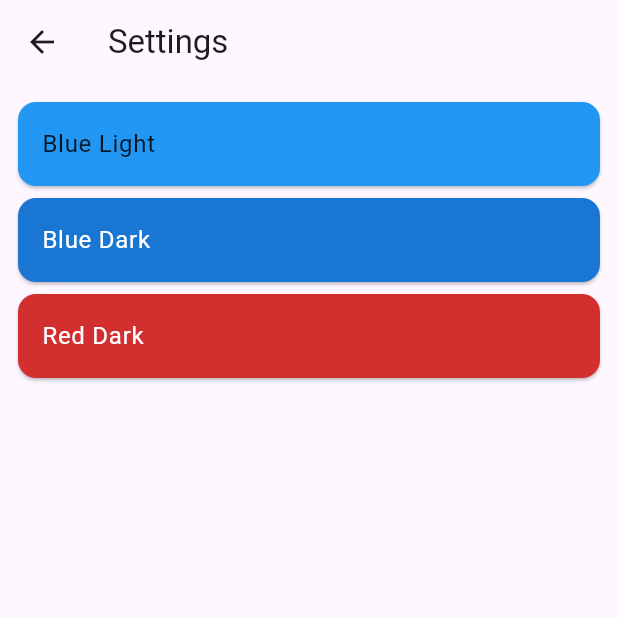
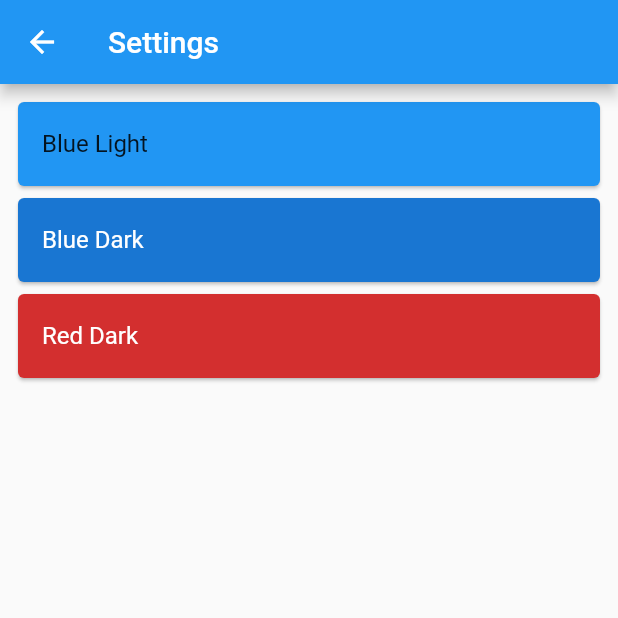
Before and after one commit to zg0ul/flutter_theme_bloc, a Flutter app: the screen it shows after launch, after a tap on the "settings" icon, on a phone screen of 412 x 824 dp, the top half of it. Run offline on Flutter 3.47's test engine with Material 2 defaults, Android fonts, the phone set to English and light mode, and no system bars; our stand-ins replace bloc, equatable, flutter_bloc, shared_preferences.

Commit message:
added bloc

```diff
--- a/lib/core/app_theme.dart
+++ b/lib/core/app_theme.dart
@@ -5,21 +5,25 @@ enum AppTheme {
   blueDark("Blue Dark"),
   redDark("Red Dark");
 
+  // the following two codes are used to access a better user friendly name
   final String name;
   const AppTheme(this.name);
 }
 
 final appThemeData = {
+  // Blue Light Theme
   AppTheme.blueLight: ThemeData(
     appBarTheme: const AppBarTheme(backgroundColor: Colors.blue),
     brightness: Brightness.light,
     primaryColor: Colors.blue,
   ),
+  // Blue Dark Theme
   AppTheme.blueDark: ThemeData(
     appBarTheme: AppBarTheme(backgroundColor: Colors.blue[700]),
     brightness: Brightness.dark,
     primaryColor: Colors.blue[700],
   ),
+  // Red Dark Theme
   AppTheme.redDark: ThemeData(
     appBarTheme: AppBarTheme(backgroundColor: Colors.red[700]),
     brightness: Brightness.dark,
--- /dev/null
+++ b/lib/core/bloc/theme_bloc.dart
@@ -0,0 +1,25 @@
+import 'package:bloc/bloc.dart';
+import 'package:equatable/equatable.dart';
+import 'package:flutter/material.dart';
+import 'package:theme_bloc/core/app_theme.dart';
+import 'package:theme_bloc/core/theme_cache_helper.dart';
+
+part 'theme_event.dart';
+part 'theme_state.dart';
+
+class ThemeBloc extends Bloc<ThemeEvent, ThemeState> {
+  ThemeBloc() : super(ThemeInitial()) {
+    on<ThemeEvent>((event, emit) async {
+      if (event is GetCurrentThemeEvent) {
+        final themeIndex = await ThemeCacheHelper().getCachedThemeIndex();
+        final theme = AppTheme.values
+            .firstWhere((appTheme) => appTheme.index == themeIndex);
+        emit(LoadedThemeState(themeData: appThemeData[theme]!));
+      } else if (event is ThemeChangedEvent) {
+        final themeIndex = event.theme.index;
+        await ThemeCacheHelper().cacheThemeIndex(themeIndex);
+        emit(LoadedThemeState(themeData: appThemeData[event.theme]!));
+      }
+    });
+  }
+}
--- /dev/null
+++ b/lib/core/bloc/theme_event.dart
@@ -0,0 +1,20 @@
+part of 'theme_bloc.dart';
+
+abstract class ThemeEvent extends Equatable {
+  const ThemeEvent();
+
+  @override
+  List<Object> get props => [];
+}
+
+class GetCurrentThemeEvent extends ThemeEvent {}
+
+class ThemeChangedEvent extends ThemeEvent {
+  final AppTheme theme;
+  const ThemeChangedEvent({
+    required this.theme,
+  });
+
+  @override
+  List<Object> get props => [theme];
+}
--- /dev/null
+++ b/lib/core/bloc/theme_state.dart
@@ -0,0 +1,21 @@
+part of 'theme_bloc.dart';
+
+abstract class ThemeState extends Equatable {
+  const ThemeState();
+
+  @override
+  List<Object> get props => [];
+}
+
+final class ThemeInitial extends ThemeState {}
+
+class LoadedThemeState extends ThemeState {
+  final ThemeData themeData;
+
+  const LoadedThemeState({
+    required this.themeData,
+  });
+
+  @override
+  List<Object> get props => [themeData];
+}
--- a/lib/main.dart
+++ b/lib/main.dart
@@ -1,4 +1,6 @@
 import 'package:flutter/material.dart';
+import 'package:flutter_bloc/flutter_bloc.dart';
+import 'package:theme_bloc/core/bloc/theme_bloc.dart';
 import 'package:theme_bloc/home_page.dart';
 
 void main() {
@@ -11,13 +13,20 @@ class MyApp extends StatelessWidget {
   // This widget is the root of your application.
   @override
   Widget build(BuildContext context) {
-    return MaterialApp(
-      title: 'Flutter Demo',
-      theme: ThemeData(
-        colorScheme: ColorScheme.fromSeed(seedColor: Colors.deepPurple),
-        useMaterial3: true,
+    return BlocProvider(
+      create: (context) => ThemeBloc()..add(GetCurrentThemeEvent()),
+      child: BlocBuilder<ThemeBloc, ThemeState>(
+        builder: (context, state) {
+          if (state is LoadedThemeState) {
+            return MaterialApp(
+              title: 'Flutter Demo',
+              theme: state.themeData,
+              home: const HomePage(),
+            );
+          }
+          return Container();
+        },
       ),
-      home: const HomePage(),
     );
   }
 }
--- a/lib/settings_page.dart
+++ b/lib/settings_page.dart
@@ -1,5 +1,7 @@
 import 'package:flutter/material.dart';
+import 'package:flutter_bloc/flutter_bloc.dart';
 import 'package:theme_bloc/core/app_theme.dart';
+import 'package:theme_bloc/core/bloc/theme_bloc.dart';
 
 class SettingsPage extends StatelessWidget {
   const SettingsPage({super.key});
@@ -22,7 +24,11 @@ class SettingsPage extends StatelessWidget {
                 itemAppTheme.name,
                 style: appThemeData[itemAppTheme]!.textTheme.titleMedium,
               ),
-              onTap: () {},
+              onTap: () {
+                context
+                    .read<ThemeBloc>()
+                    .add(ThemeChangedEvent(theme: itemAppTheme));
+              },
             ),
           );
         },
--- a/pubspec.yaml
+++ b/pubspec.yaml
@@ -36,6 +36,9 @@ dependencies:
   # Use with the CupertinoIcons class for iOS style icons.
   cupertino_icons: ^1.0.2
   shared_preferences: ^2.2.0
+  flutter_bloc: ^8.1.3
+  bloc: ^8.1.2
+  equatable: ^2.0.5
 
 dev_dependencies:
   flutter_test:
```
Also changed, not shown: pubspec.lock.
